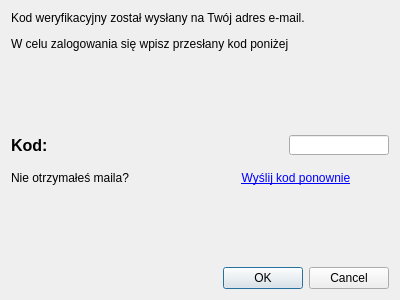
This is gissupport_plugin/modules/gis_box/gui/two_fa.ui in gis-support/gis-support-plugin as Qt 5 draws it before an edit. The edited form follows.
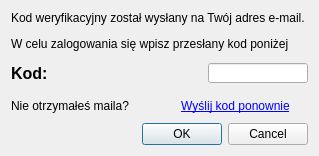
This is the edited form.

Commit message: DEV-10746 Poprawienie okna 2FA

What changed in the file:
```diff
--- a/gissupport_plugin/modules/gis_box/gui/two_fa.ui
+++ b/gissupport_plugin/modules/gis_box/gui/two_fa.ui
@@ -6,20 +6,17 @@
    <rect>
     <x>0</x>
     <y>0</y>
-    <width>400</width>
-    <height>300</height>
+    <width>380</width>
+    <height>179</height>
    </rect>
   </property>
-  <property name="maximumSize">
-   <size>
-    <width>400</width>
-    <height>16777215</height>
-   </size>
-  </property>
   <property name="windowTitle">
    <string>Dwuetapowa weryfikacja</string>
   </property>
   <layout class="QVBoxLayout" name="verticalLayout">
+   <property name="sizeConstraint">
+    <enum>QLayout::SetFixedSize</enum>
+   </property>
    <item>
     <widget class="QLabel" name="label">
      <property name="text">
@@ -27,19 +24,6 @@
      </property>
     </widget>
    </item>
-   <item>
-    <spacer name="verticalSpacer_2">
-     <property name="orientation">
-      <enum>Qt::Vertical</enum>
-     </property>
-     <property name="sizeHint" stdset="0">
-      <size>
-       <width>20</width>
-       <height>40</height>
-      </size>
-     </property>
-    </spacer>
-   </item>
    <item>
     <layout class="QHBoxLayout" name="horizontalLayout_2">
      <property name="spacing">
@@ -142,19 +126,6 @@
      </item>
     </layout>
    </item>
-   <item>
-    <spacer name="verticalSpacer">
-     <property name="orientation">
-      <enum>Qt::Vertical</enum>
-     </property>
-     <property name="sizeHint" stdset="0">
-      <size>
-       <width>20</width>
-       <height>40</height>
-      </size>
-     </property>
-    </spacer>
-   </item>
    <item>
     <widget class="QDialogButtonBox" name="buttonBox">
      <property name="standardButtons">
```
